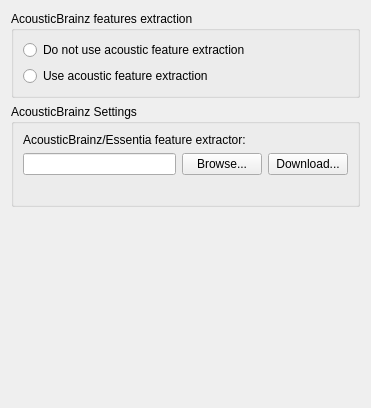
The window that ui/options_acousticbrainz.ui (metabrainz/picard) describes before a commit, drawn with Qt 5.
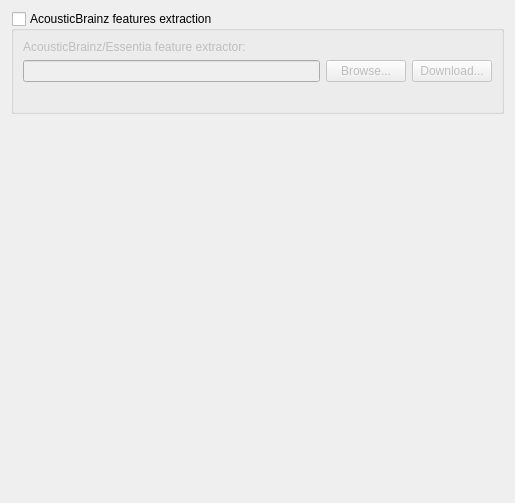
The same window after the commit.

Commit message: Simplify AcousticBrainz options

The edit to the form file:
```diff
--- a/ui/options_acousticbrainz.ui
+++ b/ui/options_acousticbrainz.ui
@@ -6,8 +6,8 @@
    <rect>
     <x>0</x>
     <y>0</y>
-    <width>371</width>
-    <height>408</height>
+    <width>515</width>
+    <height>503</height>
    </rect>
   </property>
   <layout class="QVBoxLayout" name="verticalLayout">
@@ -17,33 +17,13 @@
       <string>AcousticBrainz features extraction</string>
      </property>
      <property name="checkable">
+      <bool>true</bool>
+     </property>
+     <property name="checked">
       <bool>false</bool>
      </property>
      <layout class="QVBoxLayout" name="verticalLayout_3">
       <item>
-       <widget class="QRadioButton" name="disable_acoustic_features">
-        <property name="text">
-         <string>Do not use acoustic feature extraction</string>
-        </property>
-       </widget>
-      </item>
-      <item>
-       <widget class="QRadioButton" name="use_acoustic_features">
-        <property name="text">
-         <string>Use acoustic feature extraction</string>
-        </property>
-       </widget>
-      </item>
-     </layout>
-    </widget>
-   </item>
-   <item>
-    <widget class="QGroupBox" name="acousticbrainz_settings">
-     <property name="title">
-      <string>AcousticBrainz Settings</string>
-     </property>
-     <layout class="QVBoxLayout" name="verticalLayout_2">
-      <item>
        <widget class="QLabel" name="label">
         <property name="text">
          <string>AcousticBrainz/Essentia feature extractor:</string>
```
Left out of the diff: 5 changed lines with no effect on the pictures. The commit also changes 2 other files.
